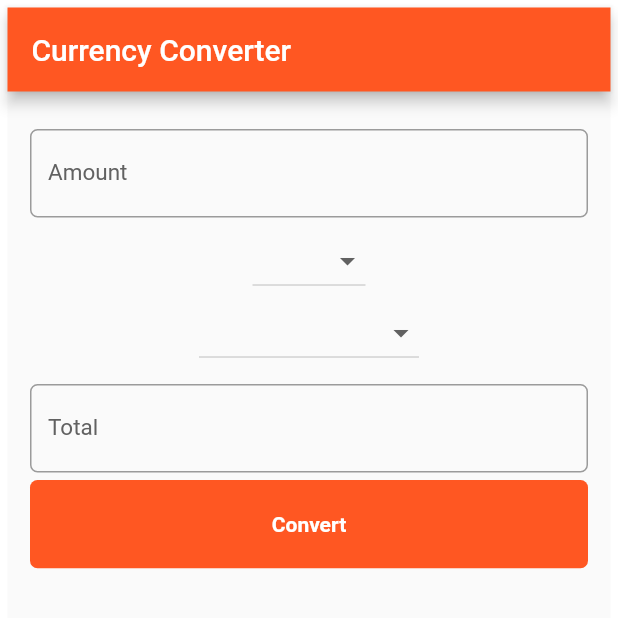
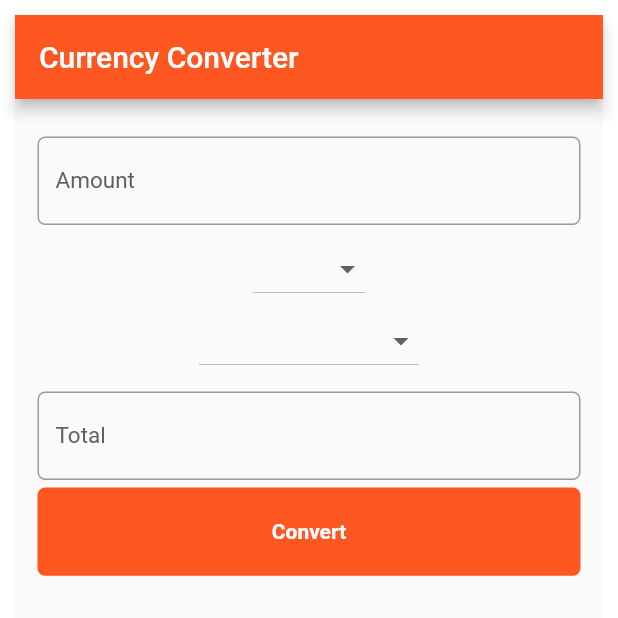
Before and after one commit to Abidur-Rahman-khan/Currency-converter, a Flutter app: the screen it shows after launch, on a phone screen of 412 x 824 dp, the top half of it. Run offline on Flutter 3.47's test engine with Material 2 defaults, Android fonts, the phone set to English and light mode, and no system bars.

Commit message:
padding change
Signed-off-by: Abidur-Rahman-khan <68441843+Abidur-Rahman-khan@users.noreply.github.com>

```diff
--- a/lib/main.dart
+++ b/lib/main.dart
@@ -17,7 +17,7 @@ class MyApp extends StatelessWidget {
         primarySwatch: Colors.blue,
       ),
       home: Padding(
-        padding: EdgeInsets.all(5),
+        padding: EdgeInsets.all(10),
         child: CurrecyConverter(),
       ),
     );
```
